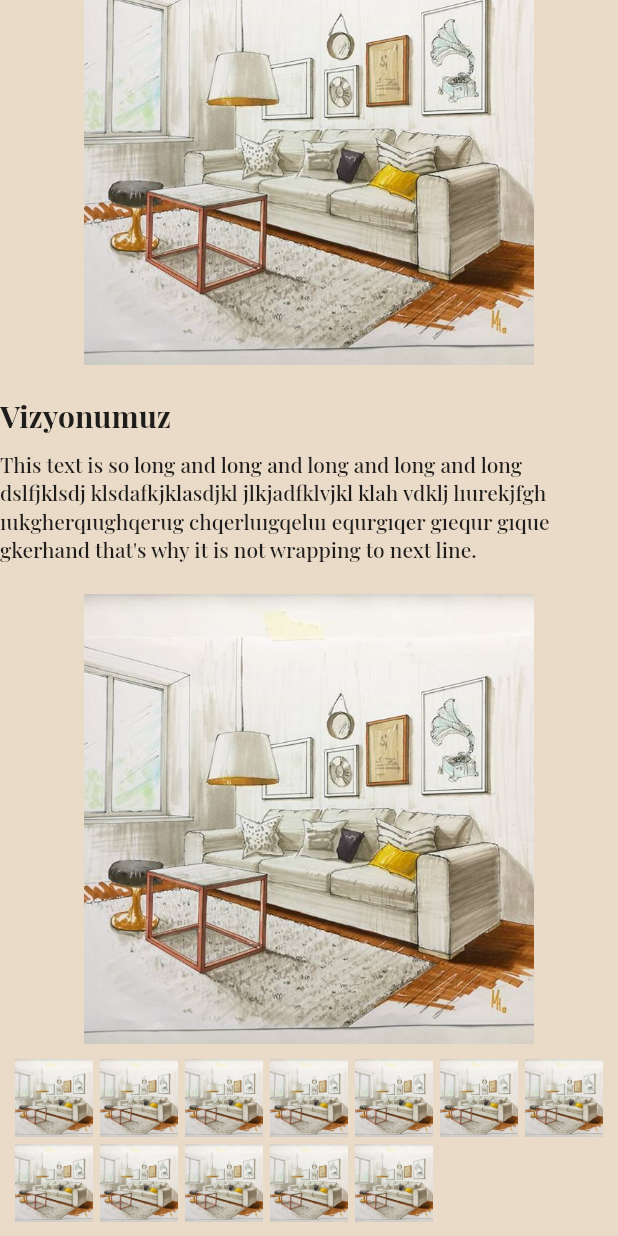
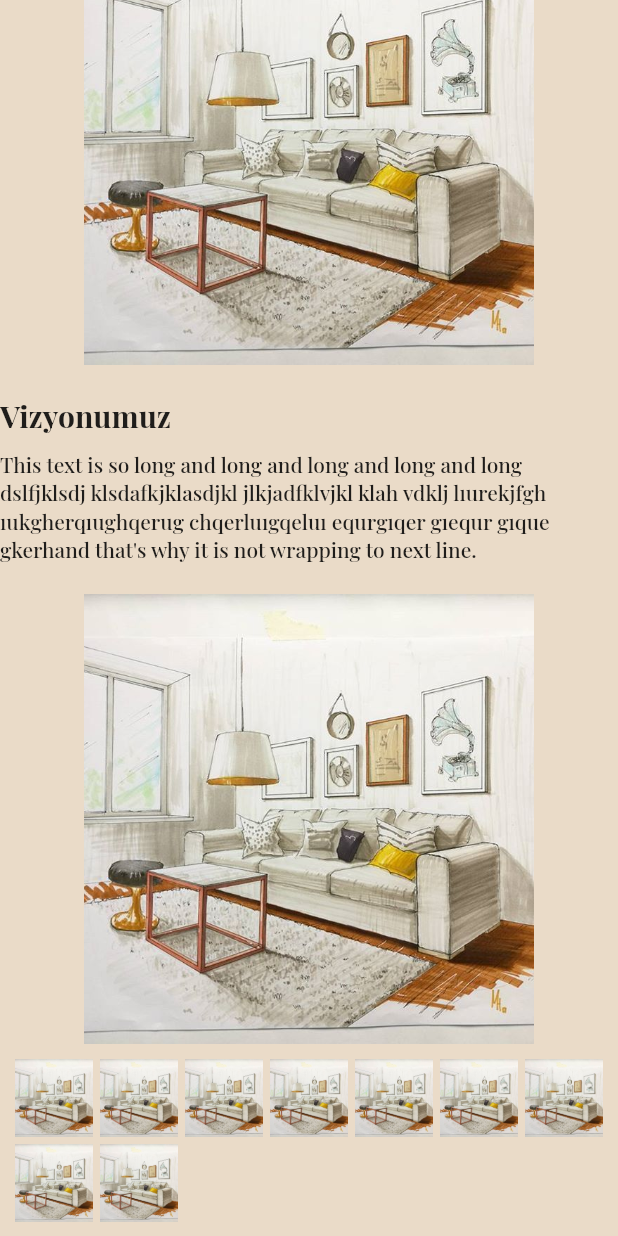
Before and after one commit to dilaraozdemr/infinito_project_web, a Flutter app: the screen it shows after launch, scrolled down 1475 dp, on a phone screen of 412 x 824 dp. Run offline on Flutter 3.47's test engine with Material 2 defaults, Android fonts, the phone set to English and light mode, and no system bars; our stand-ins replace carousel_slider, get.

Commit message:
add file

```diff
--- a/lib/pages/home_page.dart
+++ b/lib/pages/home_page.dart
@@ -72,9 +72,7 @@ class _HomePageState extends State<HomePage> {
                         Container(child: Image.asset("assets/image/home.jpeg")),
                         Container(child: Image.asset("assets/image/home.jpeg")),
                         Container(child: Image.asset("assets/image/home.jpeg")),
-                        Container(child: Image.asset("assets/image/home.jpeg")),
-                        Container(child: Image.asset("assets/image/home.jpeg")),
-                        Container(child: Image.asset("assets/image/home.jpeg")),
+
 
 
                       ],
```
